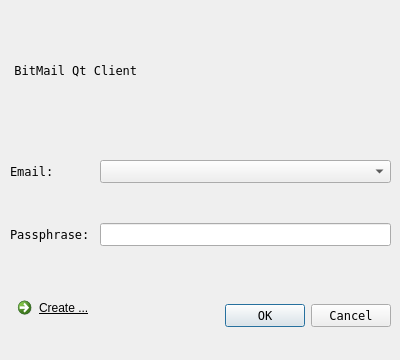
First picture: the form in qt/logindialog.ui, repository bitbaba/bitmail, before the edit.
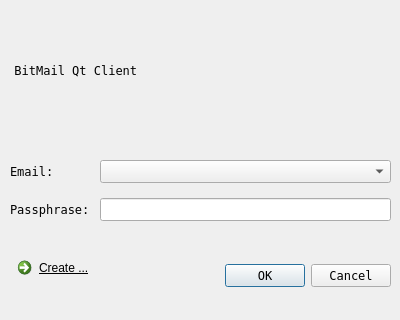
Second picture: the form after the edit.

Commit message: qt: window size adjust, login/option;

```diff
--- a/qt/logindialog.ui
+++ b/qt/logindialog.ui
@@ -7,7 +7,7 @@
     <x>0</x>
     <y>0</y>
     <width>400</width>
-    <height>360</height>
+    <height>320</height>
    </rect>
   </property>
   <property name="sizePolicy">
@@ -19,13 +19,13 @@
   <property name="minimumSize">
    <size>
     <width>400</width>
-    <height>360</height>
+    <height>320</height>
    </size>
   </property>
   <property name="maximumSize">
    <size>
     <width>400</width>
-    <height>360</height>
+    <height>320</height>
    </size>
   </property>
   <property name="baseSize">
@@ -48,7 +48,7 @@
    <property name="geometry">
     <rect>
      <x>10</x>
-     <y>290</y>
+     <y>250</y>
      <width>151</width>
      <height>41</height>
     </rect>
@@ -67,7 +67,7 @@
    <property name="geometry">
     <rect>
      <x>190</x>
-     <y>300</y>
+     <y>260</y>
      <width>201</width>
      <height>31</height>
     </rect>
@@ -98,7 +98,7 @@
      <x>10</x>
      <y>160</y>
      <width>381</width>
-     <height>111</height>
+     <height>81</height>
     </rect>
    </property>
    <layout class="QFormLayout" name="formLayout">
@@ -106,7 +106,7 @@
      <number>10</number>
     </property>
     <property name="verticalSpacing">
-     <number>40</number>
+     <number>15</number>
     </property>
     <item row="0" column="0">
      <widget class="QLabel" name="lbEmail">
```
Left out of the diff: 2 changed lines with no effect on the pictures. The commit also changes 2 other files.
